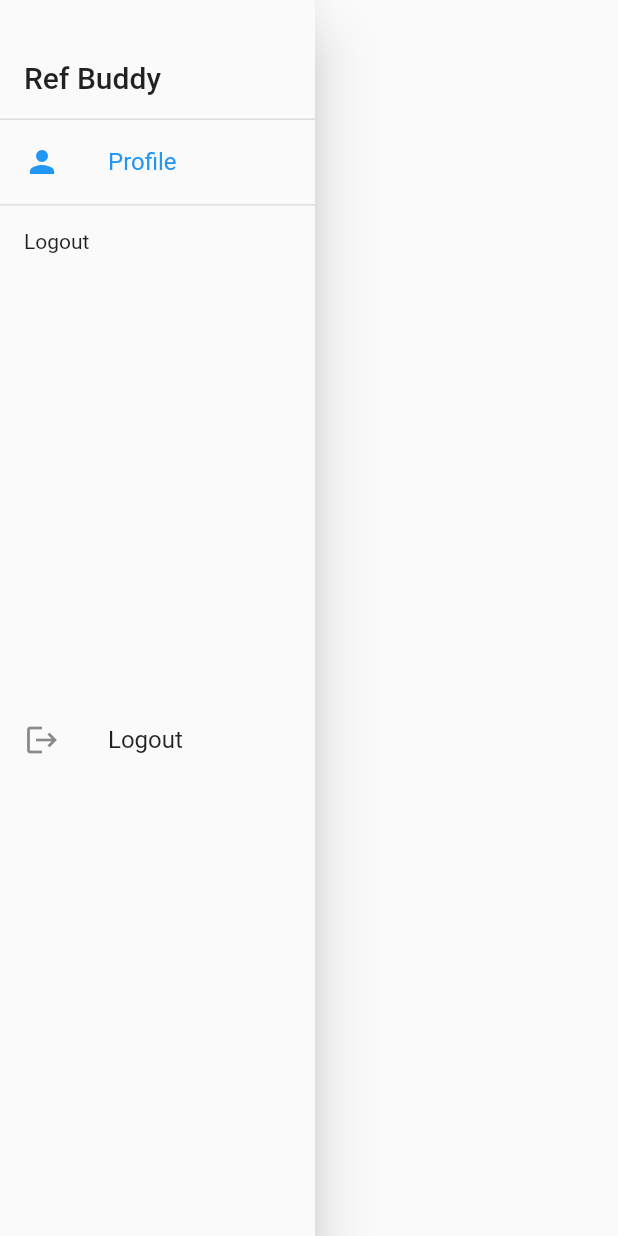
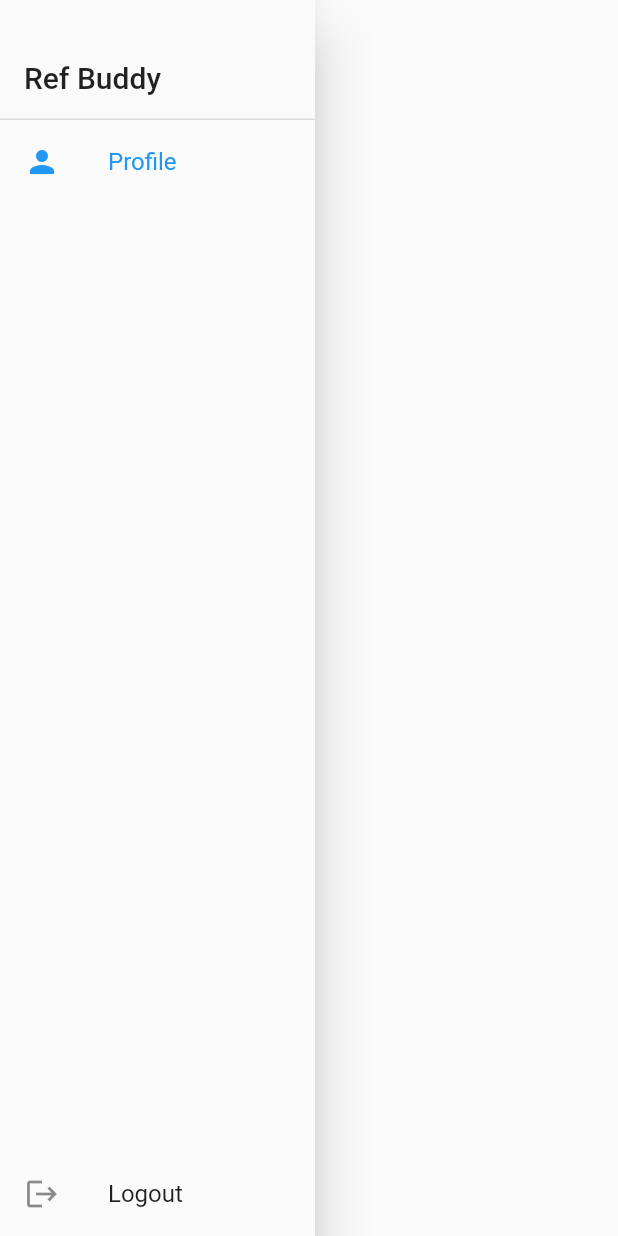
Before and after one commit to jonahduckworth/flutter-skeleton, a Flutter app: the NavigationDrawer widget shown alone on an empty page, opened directly, on a phone screen of 412 x 824 dp. Run offline on Flutter 3.47's test engine with Material 2 defaults, Android fonts, the phone set to English and light mode, and no system bars; our stand-ins replace cloud_firestore, cloud_functions, firebase_auth, firebase_core, firebase_storage, image_picker; accounts and stored records are empty; network calls fail.

Commit message:
logout button sticks to bottom of nav drawer

```diff
--- a/lib/shared/nav_drawer.dart
+++ b/lib/shared/nav_drawer.dart
@@ -19,6 +19,9 @@ class _NavigationDrawer extends State<NavigationDrawer> {
 
     return Drawer(
       width: 210,
+      child: Column(
+        children: <Widget>[
+          Expanded(
             child: ListView(
               padding: EdgeInsets.zero,
               children: <Widget>[
@@ -36,26 +39,20 @@ class _NavigationDrawer extends State<NavigationDrawer> {
                 ListTile(
                   leading: const Icon(Icons.person),
                   title: const Text('Profile'),
-            selected: context.watch<NavDrawerProvider>().selectedIndex == 0,
+                  selected:
+                      context.watch<NavDrawerProvider>().selectedIndex == 0,
                   onTap: () {
                     context.read<NavDrawerProvider>().updateIndex(0);
                     var route = MaterialPageRoute(
                       builder: (BuildContext context) => const ProfileScreen(),
                     );
-              Navigator.of(context).pushAndRemoveUntil(route, (route) => false);
+                    Navigator.of(context)
+                        .pushAndRemoveUntil(route, (route) => false);
                   },
                 ),
-          const Divider(
-            height: 1,
-            thickness: 1,
-          ),
-          const Padding(
-            padding: EdgeInsets.all(16.0),
-            child: Text(
-              'Logout',
+              ],
             ),
           ),
-          const Padding(padding: EdgeInsets.all(140)),
           ListTile(
               leading: const Icon(Icons.logout),
               title: const Text('Logout'),
```
Lines whose indentation alone changed are shown as unchanged.
